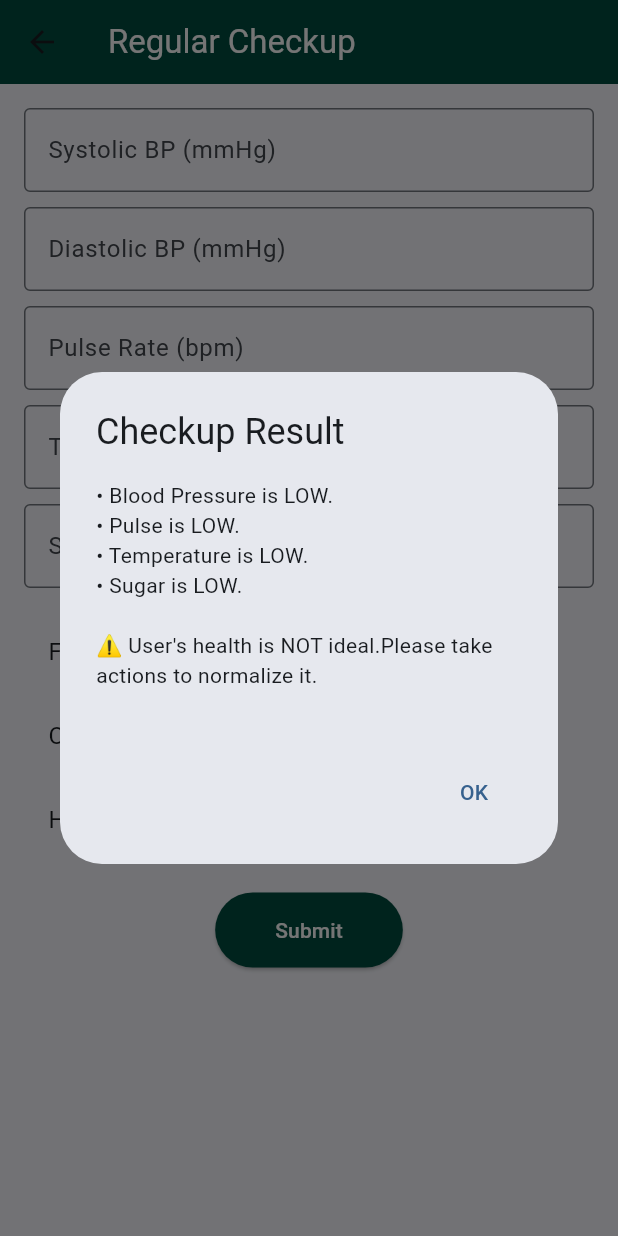
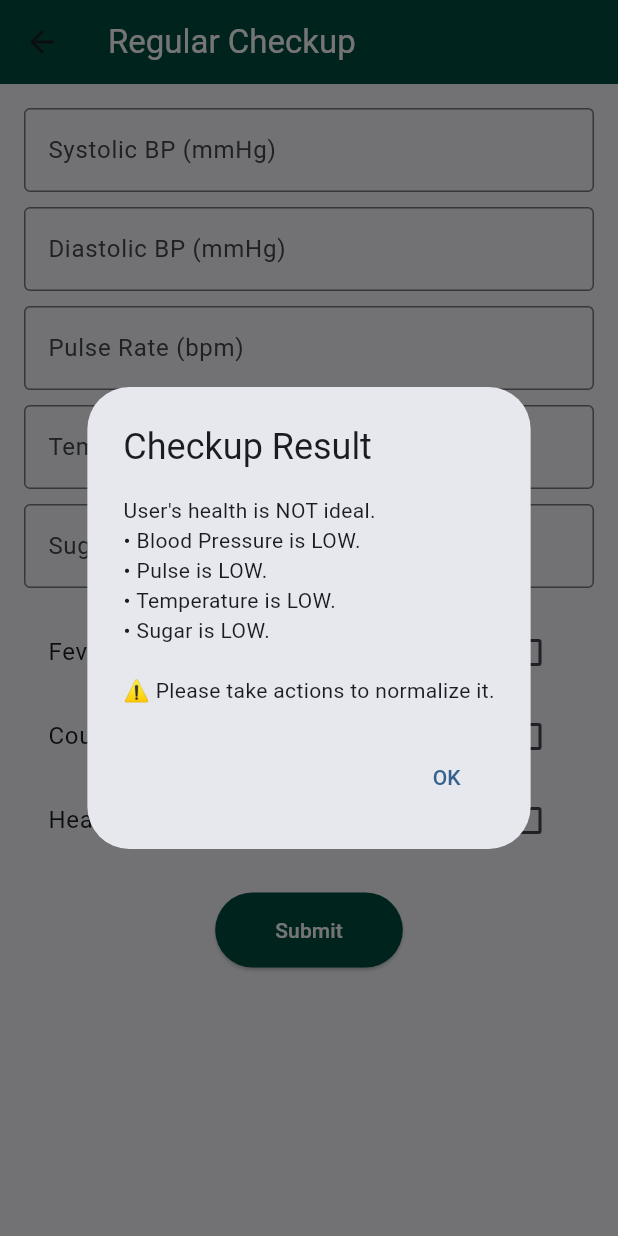
Before and after one commit to ahmad000-web/Bio_Monitor, a Flutter app: the RegularCheckupScreen screen opened directly with empty values, after a tap on "Submit", on a phone screen of 412 x 824 dp. Run offline on Flutter 3.47's test engine with Material 3 defaults, Android fonts, the phone set to English and light mode, and no system bars; our stand-ins replace get, google_sign_in, image_picker, shared_preferences, sqflite, youtube_player_flutter; missing offline and left inert: mailer; accounts and stored records are empty.

Commit message:
commit -m "Updated Project files"

```diff
--- a/lib/editprofilepage.dart
+++ b/lib/editprofilepage.dart
@@ -165,7 +165,10 @@ class _EditProfilePageState extends State<EditProfilePage> {
                   backgroundColor: Colors.teal.shade900,
                 ),
                 onPressed: _saveChanges,
-                child: Text("Save Changes"),
+                child: Text(
+                  "Save Changes",
+                  style: TextStyle(color: Colors.white),
+                ),
               ),
             ],
           ),
--- a/lib/regular_checkup.dart
+++ b/lib/regular_checkup.dart
@@ -1,8 +1,12 @@
 import 'package:flutter/material.dart';
 
+import '../db/database_helper.dart';
 import '../services/gmail_api_service.dart';
 import '../user_database.dart';
 
+// -----------------------------
+//   HEALTH EVALUATION CONSTANTS
+// -----------------------------
 const double IDEAL_SYSTOLIC_MIN = 90;
 const double IDEAL_SYSTOLIC_MAX = 120;
 const double IDEAL_DIASTOLIC_MIN = 60;
@@ -81,15 +85,18 @@ String evaluateHealth({
 
   if (unsafe) {
     report =
-        "$report\n⚠️ $userName's health is NOT ideal.Please take actions to normalize it.\n";
+        "$userName's health is NOT ideal.\n$report\n⚠️ Please take actions to normalize it.";
   } else {
     report =
-        "$report\n✅ $userName is in safe and stable condition.All parameters are normal.";
+        "$userName is in safe and stable condition.\n$report\n✅ All parameters are normal.";
   }
 
   return report;
 }
 
+// -----------------------------
+//      MAIN SCREEN WIDGET
+// -----------------------------
 class RegularCheckupScreen extends StatefulWidget {
   final String userEmail;
 
@@ -176,6 +183,10 @@ class _RegularCheckupScreenState extends State<RegularCheckupScreen> {
           border: const OutlineInputBorder(),
         ),
       );
+
+  // -----------------------------
+  //        SUBMIT CHECKUP
+  // -----------------------------
   Future<void> _submitCheckup() async {
     double systolic = double.tryParse(systolicController.text) ?? 0;
     double diastolic = double.tryParse(diastolicController.text) ?? 0;
@@ -183,11 +194,12 @@ class _RegularCheckupScreenState extends State<RegularCheckupScreen> {
     double temp = double.tryParse(tempController.text) ?? 0;
     double sugar = double.tryParse(sugarController.text) ?? 0;
 
-    //  Fetch user info
+    // 1️⃣ Fetch user info
     final user = await UserDatabase.instance.getUserByEmail(widget.userEmail);
     final userName = user?['name'] ?? "User";
+    final userPhone = user?['phone'] ?? "N/A";
 
-    // Evaluate health with userName
+    // 2️⃣ Evaluate health with userName
     String feedback = evaluateHealth(
       userName: userName,
       systolic: systolic,
@@ -202,12 +214,22 @@ class _RegularCheckupScreenState extends State<RegularCheckupScreen> {
 
     bool unsafe = feedback.contains("NOT ideal");
 
-    // Send alert email if unsafe
+    // 3️⃣ Send alert email if unsafe
     if (unsafe) {
-      await sendAlertEmail(feedback, widget.userEmail);
+      await sendAlertEmail(
+        "Patient Name: $userName\nPhone: $userPhone\n\n$feedback",
+        widget.userEmail,
+      );
     }
 
-    // Show feedback dialog
+    // 4️⃣ Save checkup to database
+    await DatabaseHelper().insertCheckup({
+      "date": DateTime.now().toString().split(" ")[0],
+      "time": TimeOfDay.now().format(context),
+      "result": feedback,
+    });
+
+    // 5️⃣ Show feedback dialog
     showDialog(
       context: context,
       builder: (ctx) => AlertDialog(
--- a/lib/services/gmail_api_service.dart
+++ b/lib/services/gmail_api_service.dart
@@ -1,37 +1,3 @@
-// import 'package:mailer/mailer.dart';
-// import 'package:mailer/smtp_server.dart';
-//
-// Future<void> sendAlertEmail(String report) async {
-//   String username = 'biomonitor7829@gmail.com'; // your personal Gmail
-//   String appPassword = 'xwqllznzyimucegm'; // 16-char app password
-//
-//   final smtpServer = gmail(username, appPassword);
-//
-//   final message = Message()
-//     ..from = Address(username, 'BioMonitor App')
-//     ..recipients.add('eahmadbhatti@gmail.com') // doctor email
-//     ..subject = '⚠️ Health Alert Detected'
-//     ..text =""
-//         //report;
-//     """
-// ⚠️ HEALTH ALERT
-//
-// Patient Name: $name
-// Phone Number: $phone
-//
-// ------------------------------------
-// HEALTH REPORT:
-// ------------------------------------
-// $report
-// """;
-//
-//   try {
-//     await send(message, smtpServer);
-//     print('Email sent successfully!');
-//   } catch (e) {
-//     print('Error sending email: $e');
-//   }
-// }
 import 'package:bio_monitor/user_database.dart';
 import 'package:mailer/mailer.dart';
 import 'package:mailer/smtp_server.dart';
@@ -53,7 +19,7 @@ Future<void> sendAlertEmail(String report, String userEmail) async {
   //  Create the email message
   final message = Message()
     ..from = Address('biomonitor7829@gmail.com', 'Health Monitor App')
-    ..recipients.add('aitizaz844@gmail.com') // Doctor's email
+    ..recipients.add('eahmadbhatti@gmail.com') // Doctor's email
     ..subject = '⚠️ Health Alert from Patient'
     ..text = """
 ⚠️ HEALTH ALERT
--- a/lib/yogaexercise.dart
+++ b/lib/yogaexercise.dart
@@ -75,8 +75,6 @@ class _YogaExercisePageState extends State<YogaExercisePage> {
         children: [
           yogaVideo("Fast Morning Exercise for Full Body ", c7),
           yogaInfo("Improves balance, flexibility, and muscle strength."),
-          yogaInfo("Mindful Exercises for Movement to yoga for children."),
-          yogaVideo("7 brain Exercises", c5),
           yogaVideo("Basic Yoga Warmup", c2),
           yogaInfo("Helps improve flexibility and reduce morning stiffness."),
           yogaVideo("Full Body Stretch", c3),
@@ -90,6 +88,9 @@ class _YogaExercisePageState extends State<YogaExercisePage> {
           yogaVideo("Breathing + Relaxation", c1),
           yogaInfo(
               "This exercise improves lung strength and mental relaxation."),
+          SizedBox(
+            height: 100,
+          )
         ],
       ),
     );
```
Also changed, not shown: lib/login_screen.dart (+16 -19 lines), lib/signup_screen.dart (+39 -16 lines).
